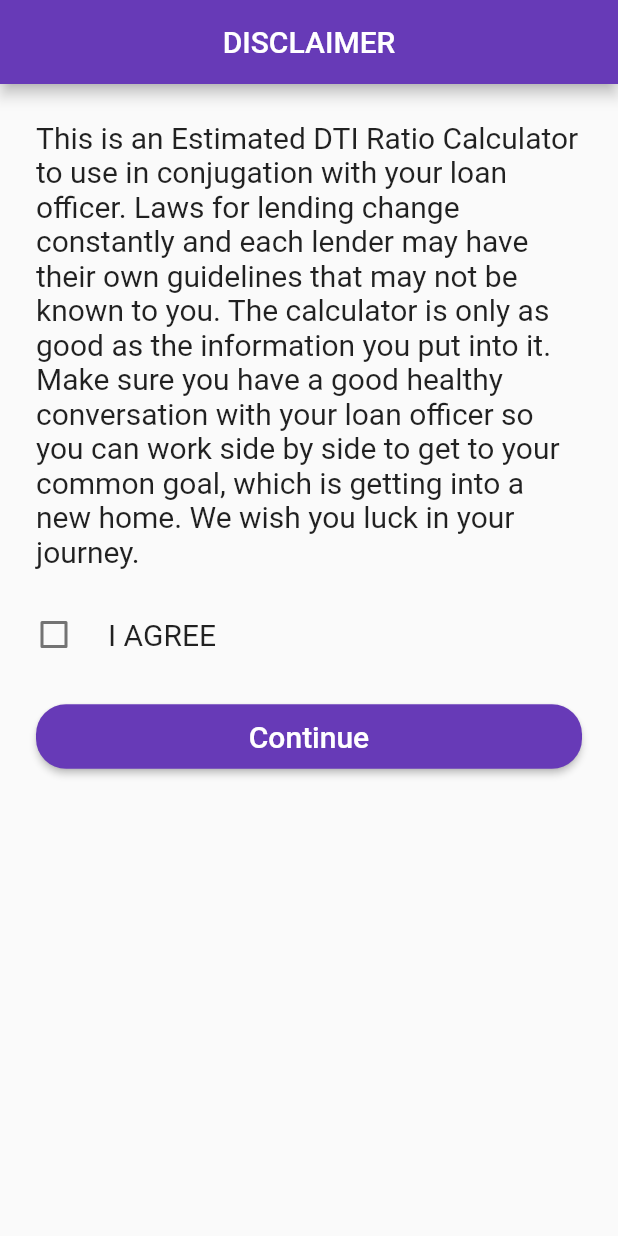
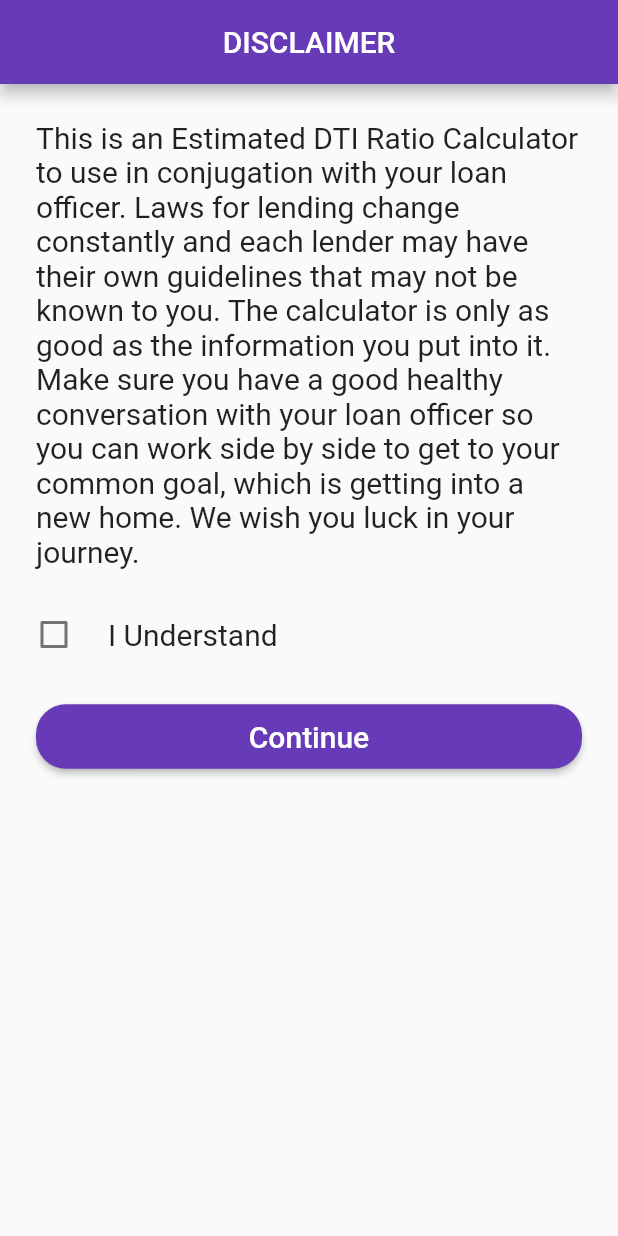
Before and after one commit to oyinlola007/dti_calculator, a Flutter app: the screen it shows after launch, on a phone screen of 412 x 824 dp. Run offline on Flutter 3.47's test engine with Material 2 defaults, Android fonts, the phone set to English and light mode, and no system bars; our stand-ins replace bloc, currency_text_input_formatter, dartz, equatable, flutter_bloc, fluttertoast and 3 more.

Commit message:
workde on disclaimer screen

```diff
--- a/lib/features/disclaimer/disclaimer_screen.dart
+++ b/lib/features/disclaimer/disclaimer_screen.dart
@@ -64,7 +64,7 @@ class _DisclaimerScreenState extends State<DisclaimerScreen> {
                       title: Padding(
                         padding: EdgeInsets.all(0),
                         child: Text(
-                          'I AGREE',
+                          'I Understand',
                           style: TextStyle(fontSize: 20),
                         ),
                       ),
@@ -102,7 +102,8 @@ class _DisclaimerScreenState extends State<DisclaimerScreen> {
                                   if (acceptDisclaimer) {
                                     c.read<OnBoardingCubit>().completeOnBoarding();
                                   } else {
-                                    Fluttertoast.showToast(msg: "Agree To continue", fontSize: 18);
+                                    getIt<NavigationService>().navigateAndRemove(
+                                        PageRouteConstants.incomeCalculatorScreen);
                                   }
                                 },
                               );
```
